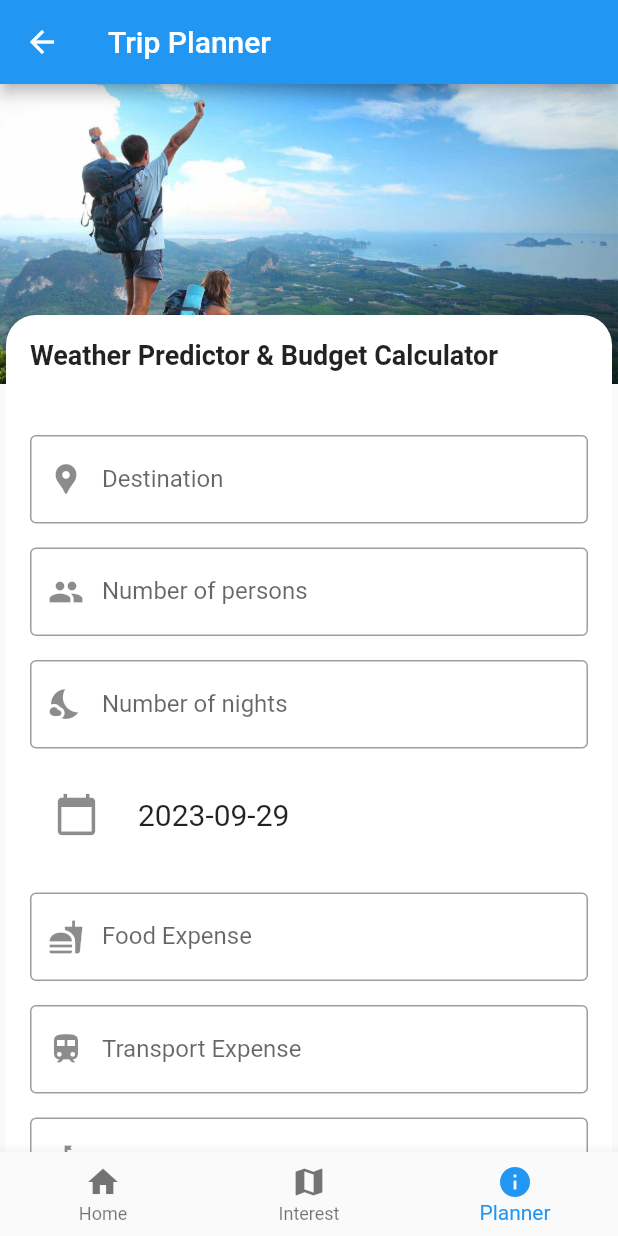
After one commit to it21104176/spm-assignment-reg-we-spm-75, a Flutter app: the Navigation screen opened directly, item 3 of the bottom bar chosen, on a phone screen of 412 x 824 dp. The commit adds this screen. Run offline on Flutter 3.47's test engine with Material 2 defaults, Android fonts, the light colour scheme and no system bars; our stand-ins replace cloud_firestore, firebase_auth, firebase_core, firebase_storage, fluttertoast, geocoding and 2 more; missing offline and left inert: flutter_gradient_colors; accounts and stored records are empty.

Commit message:
navigation, planner screens

```diff
--- /dev/null
+++ b/mobiletourguide/lib/screens/planner/planner.dart
@@ -0,0 +1,62 @@
+import 'package:flutter/material.dart';
+
+import 'budget_breakdown.dart';
+import 'planner_form.dart';
+import 'weather_forecast.dart';
+
+class Planner extends StatefulWidget {
+  const Planner({super.key});
+
+  @override
+  _PlannerScreenState createState() => _PlannerScreenState();
+}
+
+class _PlannerScreenState extends State<Planner> {
+  String weatherForecast = "";
+  double totalTripCost = 0.0;
+
+  // Function to update weather forecast
+  void updateWeatherForecast(String newForecast) {
+    setState(() {
+      weatherForecast = newForecast;
+    });
+  }
+
+  // Function to update total trip cost
+  void updateTotalTripCost(double newCost) {
+    setState(() {
+      totalTripCost = newCost;
+    });
+  }
+
+  @override
+  Widget build(BuildContext context) {
+    return Scaffold(
+      appBar: AppBar(
+        title: const Text('Trip Planner'),
+      ),
+      body: SingleChildScrollView(
+        child: Stack(
+          children: [
+            Container(
+              width: double.infinity,
+              height: 200,
+              child: Image.asset(
+                'assets/images/planner_banner.jpeg',
+                fit: BoxFit.cover,
+              ),
+            ),
+            PlannerForm(
+              updateWeatherForecast: updateWeatherForecast,
+              updateTotalTripCost: updateTotalTripCost,
+            ),
+            if (weatherForecast.isNotEmpty)
+              WeatherForecast(weatherForecast: weatherForecast),
+            if (totalTripCost > 0)
+              BudgetBreakdown(totalTripCost: totalTripCost),
+          ],
+        ),
+      ),
+    );
+  }
+}
--- /dev/null
+++ b/mobiletourguide/lib/screens/planner/planner_form.dart
@@ -0,0 +1,357 @@
+import 'package:flutter/material.dart';
+import 'package:http/http.dart' as http;
+import 'dart:convert';
+
+class PlannerForm extends StatefulWidget {
+  const PlannerForm(
+      {super.key,
+      required void Function(String newForecast) updateWeatherForecast,
+      required void Function(double newCost) updateTotalTripCost});
+
+  @override
+  _PlannerFormState createState() => _PlannerFormState();
+}
+
+class _PlannerFormState extends State<PlannerForm> {
+  final TextEditingController destinationController = TextEditingController();
+  final TextEditingController personsController = TextEditingController();
+  final TextEditingController daysController = TextEditingController();
+  final TextEditingController foodExpenseController = TextEditingController();
+  final TextEditingController transportExpenseController =
+      TextEditingController();
+  final TextEditingController activitiesExpenseController =
+      TextEditingController();
+  DateTime selectedDate = DateTime.now();
+
+  // Define weather conditions and corresponding item lists
+  Map<String, List<String>> weatherSuggestions = {
+    'Clear': ['sunglasses', 'sunscreen', 'hat'],
+    'Rain': ['umbrella', 'raincoat', 'waterproof shoes'],
+    'Snow': ['warm jacket', 'gloves', 'scarf'],
+    'Clouds': ['light jacket', 'hat'],
+  };
+
+  String weatherForecast = "";
+  double totalTripCost = 0.0;
+
+  // Function to select a date using a date picker
+  Future<void> _selectDate(BuildContext context) async {
+    final DateTime? picked = await showDatePicker(
+      context: context,
+      initialDate: selectedDate,
+      firstDate: DateTime.now(),
+      lastDate: DateTime(2101),
+    );
+    if (picked != null && picked != selectedDate) {
+      setState(() {
+        selectedDate = picked;
+      });
+    }
+  }
+
+  // Function to fetch weather data based on destination and selected date
+  Future<void> fetchWeatherData(
+      String destination, DateTime selectedDate) async {
+    const apiKey = '9dc5344b8facc78807190b54e4faaf2e';
+    final formattedDate = selectedDate.toLocal().toString().split(' ')[0];
+    final url = Uri.parse(
+        'https://api.openweathermap.org/data/2.5/weather?q=$destination&date=$formattedDate&appid=$apiKey');
+
+    try {
+      final response = await http.get(url);
+
+      if (response.statusCode == 200) {
+        final data = json.decode(response.body);
+        final main = data['main'];
+        final tempKelvin = main['temp'];
+        final tempCelsius = tempKelvin - 273.15; // Convert Kelvin to Celsius
+        final description = data['weather'][0]['description'];
+        final weatherCondition = data['weather'][0]['main'];
+
+        // Get suggestions based on weather condition
+        List<String> suggestions = weatherSuggestions[weatherCondition] ?? [];
+
+        setState(() {
+          weatherForecast =
+              'Temperature: ${tempCelsius.toStringAsFixed(1)}°C\nDescription: $description';
+
+          // Display weather suggestions
+          weatherForecast += '\n\nSuggestions:\n${suggestions.join(", ")}';
+        });
+      } else {
+        setState(() {
+          weatherForecast = 'Failed to fetch weather data or no input found';
+        });
+      }
+    } catch (e) {
+      setState(() {
+        weatherForecast = 'Error: $e';
+      });
+    }
+  }
+
+  // Function to calculate the total trip cost
+  void calculateTotalCost() {
+    final persons = double.tryParse(personsController.text) ?? 0.0;
+    final nights = double.tryParse(daysController.text) ?? 0.0;
+    final foodExpense = double.tryParse(foodExpenseController.text) ?? 0.0;
+    final transportExpense =
+        double.tryParse(transportExpenseController.text) ?? 0.0;
+    final activitiesExpense =
+        double.tryParse(activitiesExpenseController.text) ?? 0.0;
+
+    setState(() {
+      totalTripCost = (persons *
+              nights *
+              (foodExpense + transportExpense + activitiesExpense))
+          .toDouble();
+    });
+  }
+
+  // Function to show the modal with weather and budget data
+  void _showWeatherAndBudgetModal() {
+    showModalBottomSheet(
+      context: context,
+      builder: (context) {
+        return SingleChildScrollView(
+          child: Column(
+            crossAxisAlignment: CrossAxisAlignment.start,
+            children: [
+              Padding(
+                padding: const EdgeInsets.all(16.0),
+                child: Text(
+                  "Weather Forecast",
+                  style: TextStyle(
+                    fontSize: 18,
+                    fontWeight: FontWeight.bold,
+                  ),
+                ),
+              ),
+              Padding(
+                padding: const EdgeInsets.all(16.0),
+                child: Text(
+                  weatherForecast,
+                  style: TextStyle(fontSize: 16),
+                ),
+              ),
+              Divider(),
+              Padding(
+                padding: const EdgeInsets.all(16.0),
+                child: Text(
+                  "Expense Breakdown",
+                  style: TextStyle(
+                    fontSize: 18,
+                    fontWeight: FontWeight.bold,
+                  ),
+                ),
+              ),
+              Padding(
+                padding: const EdgeInsets.all(16.0),
+                child: Column(
+                  children: [
+                    Row(
+                      mainAxisAlignment: MainAxisAlignment.spaceBetween,
+                      children: [
+                        Text(
+                          "Food Expense: ",
+                          style: TextStyle(fontSize: 16),
+                        ),
+                        Text(
+                          "\Lkr ${(double.tryParse(foodExpenseController.text) ?? 0.0).toStringAsFixed(2)} x ${personsController.text} x ${daysController.text}",
+                          style: TextStyle(fontSize: 16),
+                        ),
+                      ],
+                    ),
+                    Row(
+                      mainAxisAlignment: MainAxisAlignment.spaceBetween,
+                      children: [
+                        Text(
+                          "Transport Expense: ",
+                          style: TextStyle(fontSize: 16),
+                        ),
+                        Text(
+                          "\Lkr ${(double.tryParse(transportExpenseController.text) ?? 0.0).toStringAsFixed(2)} x ${personsController.text} x ${daysController.text}",
+                          style: TextStyle(fontSize: 16),
+                        ),
+                      ],
+                    ),
+                    Row(
+                      mainAxisAlignment: MainAxisAlignment.spaceBetween,
+                      children: [
+                        Text(
+                          "Activities Expense: ",
+                          style: TextStyle(fontSize: 16),
+                        ),
+                        Text(
+                          "\Lkr ${(double.tryParse(activitiesExpenseController.text) ?? 0.0).toStringAsFixed(2)} x ${personsController.text} x ${daysController.text}",
+                          style: TextStyle(fontSize: 16),
+                        ),
+                      ],
+                    ),
+                    const SizedBox(
+                      height: 20,
+                    ),
+                    Row(
+                      mainAxisAlignment: MainAxisAlignment.spaceBetween,
+                      children: [
+                        Text(
+                          "Estimated Total Trip Cost: ",
+                          style: TextStyle(
+                            fontSize: 16,
+                            fontWeight: FontWeight.bold,
+                          ),
+                        ),
+                        Text(
+                          "\Lkr ${totalTripCost.toStringAsFixed(2)}",
+                          style: TextStyle(
+                            fontSize: 16,
+                            fontWeight: FontWeight.bold,
+                          ),
+                        ),
+                      ],
+                    ),
+                  ],
+                ),
+              ),
+            ],
+          ),
+        );
+      },
+    );
+  }
+
+  @override
+  Widget build(BuildContext context) {
+    return Padding(
+      padding: const EdgeInsets.only(top: 150.0),
+      child: Card(
+        elevation: 0,
+        shape: RoundedRectangleBorder(
+          borderRadius: BorderRadius.only(
+            topLeft: Radius.circular(20.0),
+            topRight: Radius.circular(20.0),
+          ),
+        ),
+        child: Padding(
+          padding: const EdgeInsets.all(16.0),
+          child: Column(
+            crossAxisAlignment: CrossAxisAlignment.start,
+            children: [
+              Text(
+                "Weather Predictor & Budget Calculator",
+                style: TextStyle(
+                  fontSize: 18,
+                  fontWeight: FontWeight.bold,
+                ),
+              ),
+              SizedBox(height: 8),
+              Text(
+                " ",
+                style: TextStyle(fontSize: 16),
+              ),
+              SizedBox(height: 16),
+              TextFormField(
+                controller: destinationController,
+                decoration: InputDecoration(
+                  labelText: 'Destination',
+                  border: OutlineInputBorder(),
+                  prefixIcon: Icon(Icons.location_pin),
+                ),
+              ),
+              SizedBox(height: 16),
+              TextFormField(
+                controller: personsController,
+                keyboardType: TextInputType.number,
+                decoration: InputDecoration(
+                  labelText: 'Number of persons',
+                  border: OutlineInputBorder(),
+                  prefixIcon: Icon(Icons.people),
+                ),
+              ),
+              SizedBox(height: 16),
+              TextFormField(
+                controller: daysController,
+                keyboardType: TextInputType.number,
+                decoration: InputDecoration(
+                  labelText: 'Number of nights',
+                  border: OutlineInputBorder(),
+                  prefixIcon: Icon(Icons.nights_stay),
+                ),
+              ),
+              SizedBox(height: 16),
+              ListTile(
+                title: Text(
+                  "${selectedDate.toLocal()}".split(' ')[0],
+                  style: TextStyle(fontSize: 20),
+                ),
+                leading: Icon(
+                  Icons.calendar_today,
+                  size: 30,
+                ),
+                onTap: () => _selectDate(context),
+              ),
+              SizedBox(height: 24),
+              TextFormField(
+                controller: foodExpenseController,
+                keyboardType: TextInputType.number,
+                decoration: InputDecoration(
+                  labelText: 'Food Expense',
+                  border: OutlineInputBorder(),
+                  prefixIcon: Icon(Icons.fastfood),
+                  suffixText: "LKR",
+                ),
+              ),
+              SizedBox(height: 16),
+              TextFormField(
+                controller: transportExpenseController,
+                keyboardType: TextInputType.number,
+                decoration: InputDecoration(
+                  labelText: 'Transport Expense',
+                  border: OutlineInputBorder(),
+                  prefixIcon: Icon(Icons.train),
+                  suffixText: "LKR",
+                ),
+              ),
+              SizedBox(height: 16),
+              TextFormField(
+                controller: activitiesExpenseController,
+                keyboardType: TextInputType.number,
+                decoration: InputDecoration(
+                  labelText: 'Activities Expense',
+                  helperText: 'per person per day',
+                  border: OutlineInputBorder(),
+                  prefixIcon: Icon(Icons.festival),
+                  suffixText: "LKR",
+                ),
+              ),
+              SizedBox(height: 24),
+              Row(
+                mainAxisAlignment: MainAxisAlignment.spaceAround,
+                children: [
+                  ElevatedButton(
+                    onPressed: () {
+                      final destination = destinationController.text;
+                      //final persons = personsController.text;
+                      //final days = daysController.text;
+                      final date = selectedDate;
+
+                      // Fetch weather data for the destination and selected date
+                      fetchWeatherData(destination, date);
+
+                      // Calculate total trip cost
+                      calculateTotalCost();
+
+                      // Show modal with weather forecast and budget calculation data
+                      _showWeatherAndBudgetModal();
+                    },
+                    child: const Text("Try Planner"),
+                  ),
+                ],
+              ),
+            ],
+          ),
+        ),
+      ),
+    );
+  }
+}
--- a/mobiletourguide/lib/screens/wrapper.dart
+++ b/mobiletourguide/lib/screens/wrapper.dart
@@ -1,7 +1,7 @@
 import 'package:mobiletourguide/models/user.dart';
 import 'package:mobiletourguide/screens/auth/auth.dart';
-import 'package:mobiletourguide/screens/Home.dart';
 import 'package:flutter/material.dart';
+import 'package:mobiletourguide/widgets/navigation.dart';
 import 'package:provider/provider.dart';
 
 class Wrapper extends StatelessWidget {
@@ -15,7 +15,9 @@ class Wrapper extends StatelessWidget {
     if (user == null) {
       return const Auth();
     } else {
-      return const Home();
+      return const Navigation(
+        initialIndex: 0,
+      );
     }
   }
 }
--- /dev/null
+++ b/mobiletourguide/lib/widgets/navigation.dart
@@ -0,0 +1,61 @@
+import 'package:flutter/material.dart';
+import 'package:mobiletourguide/screens/pointOfinterest/InterestPlace.dart';
+import '../screens/home.dart';
+import '../screens/planner/planner.dart';
+
+class Navigation extends StatefulWidget {
+  const Navigation({Key? key, required this.initialIndex}) : super(key: key);
+
+  final int initialIndex;
+
+  @override
+  State<Navigation> createState() => _NavigationState();
+}
+
+class _NavigationState extends State<Navigation> {
+  int _selectedIndex =
+      0; // Use a non-final variable to store the selected index
+
+  final List<Widget> _screens = [
+    const Home(),
+    const InterestPlace(),
+    const Planner(),
+  ];
+
+  @override
+  void initState() {
+    super.initState();
+    _selectedIndex =
+        widget.initialIndex; // Initialize with the provided initial index
+  }
+
+  @override
+  Widget build(BuildContext context) {
+    return Scaffold(
+      body: _screens[_selectedIndex],
+      bottomNavigationBar: BottomNavigationBar(
+        currentIndex: _selectedIndex,
+        onTap: (newIndex) {
+          setState(() {
+            // Update the selected index when a tab is tapped
+            _selectedIndex = newIndex;
+          });
+        },
+        items: const [
+          BottomNavigationBarItem(
+            icon: Icon(Icons.home),
+            label: 'Home',
+          ),
+          BottomNavigationBarItem(
+            icon: Icon(Icons.map),
+            label: 'Interest',
+          ),
+          BottomNavigationBarItem(
+            icon: Icon(Icons.info),
+            label: 'Planner',
+          ),
+        ],
+      ),
+    );
+  }
+}
```
Also changed, not shown: mobiletourguide/lib/screens/planner/budget_breakdown.dart (added, +109 -0 lines), mobiletourguide/lib/screens/planner/weather_forecast.dart (added, +43 -0 lines), mobiletourguide/assets/images/planner_banner.jpeg (added).
